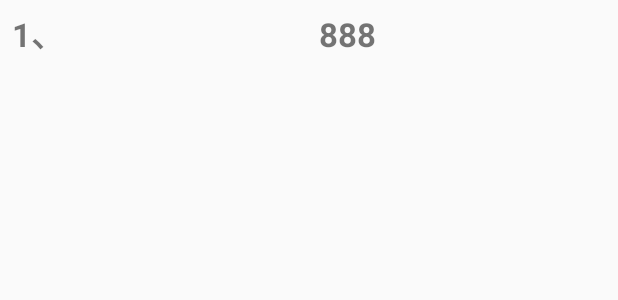
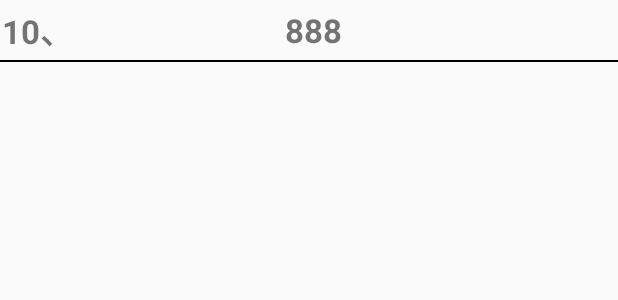
Before and after one commit to HJunLong601/GraduationProject, an Android app: the layout recycle_item.xml on its own in the app's theme, with its tools: preview values and no code run, on a phone screen of 412 x 824 dp. Shown: the top 300 px of the screen. Run offline under Robolectric (Android 15) with nearby library versions, the phone set to English and light mode, and no system bars.

```diff
--- a/app/build.gradle
+++ b/app/build.gradle
@@ -6,8 +6,8 @@ android {
         applicationId "com.hjl.graduationpro"
         minSdkVersion 15
         targetSdkVersion 26
-        versionCode 1
-        versionName "1.1"
+        versionCode 2
+        versionName "2.0"
         testInstrumentationRunner "android.support.test.runner.AndroidJUnitRunner"
     }
     buildTypes {
--- a/app/src/main/res/drawable/btn_shape.xml
+++ b/app/src/main/res/drawable/btn_shape.xml
@@ -1,7 +1,7 @@
 <shape xmlns:android="http://schemas.android.com/apk/res/android"
     android:shape="rectangle">
     <!-- 填充 -->
-    <solid android:color="#ffffff"/>
+    <solid android:color="#cecdcd"/>
     <!-- 圆角 -->
     <corners
         android:radius="6dp"
--- a/app/src/main/res/layout/dialog_layout.xml
+++ b/app/src/main/res/layout/dialog_layout.xml
@@ -7,15 +7,14 @@
 
     <ListView
         android:id="@+id/dialog_listview"
-        android:background="@drawable/shape"
         android:layout_width="match_parent"
+        android:divider="@null"
         android:layout_height="200dp">
     </ListView>
 
     <LinearLayout
         android:layout_width="match_parent"
         android:layout_height="wrap_content"
-        android:background="@drawable/shape"
         android:orientation="horizontal">
         <Button
             android:id="@+id/dialog_search_btn"
--- a/app/src/main/res/layout/recycle_item.xml
+++ b/app/src/main/res/layout/recycle_item.xml
@@ -1,20 +1,21 @@
 <?xml version="1.0" encoding="utf-8"?>
-<LinearLayout xmlns:android="http://schemas.android.com/apk/res/android"
+<android.support.constraint.ConstraintLayout xmlns:android="http://schemas.android.com/apk/res/android"
+    xmlns:app="http://schemas.android.com/apk/res-auto"
     xmlns:tools="http://schemas.android.com/tools"
     android:layout_width="match_parent"
-    android:layout_height="40dp"
+    android:layout_height="41dp"
     android:orientation="horizontal">
 
     <TextView
         android:id="@+id/rec_item_rank"
-        android:layout_width="40dp"
+        android:layout_width="50dp"
         android:layout_height="40dp"
         android:layout_marginLeft="5dp"
         android:layout_marginTop="2dp"
         android:textSize="22sp"
         android:gravity="center"
         android:textStyle="bold"
-        tools:text="1、"/>
+        tools:text="10、"/>
     <TextView
         android:id="@+id/rec_item_grade"
         android:layout_width="match_parent"
@@ -26,5 +27,11 @@
         android:textStyle="bold"
         tools:text="888"/>
 
+    <View
+        android:layout_width="match_parent"
+        android:layout_height="1dp"
+        android:background="#000000"
+        app:layout_constraintBottom_toBottomOf="parent" />
 
-</LinearLayout>
+
+</android.support.constraint.ConstraintLayout>
--- a/app/src/main/res/values/styles.xml
+++ b/app/src/main/res/values/styles.xml
@@ -12,7 +12,6 @@
         <item name="android:layout_width">match_parent</item>
         <item name="android:layout_height">wrap_content</item>
         <item name="android:windowIsFloating">true</item>
-        <item name="android:background">@drawable/shape</item>
         <item name="android:windowBackground">@android:color/transparent</item>
         <item name="android:colorBackgroundCacheHint">@null</item>
         <item name="android:backgroundDimEnabled">false</item>
```
Also changed, not shown: app/src/main/java/com/hjl/graduationpro/View/MainView.java (+40 -14 lines), app/src/main/res/layout/activity_grade.xml (+9 -0 lines), 1 other file.
